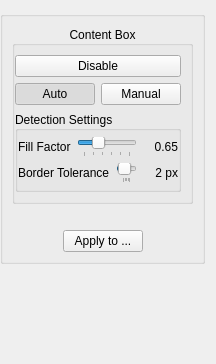
Before: the Qt Designer form src/core/filters/select_content/OptionsWidget.ui in abandoned-industries/scantailor-spectre, drawn with Qt 5.
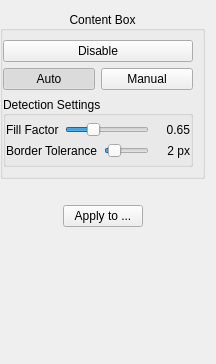
After: the same form once the commit is applied. Custom widgets are drawn as their Qt base class.

Patch:
```diff
--- a/src/core/filters/select_content/OptionsWidget.ui
+++ b/src/core/filters/select_content/OptionsWidget.ui
@@ -18,12 +18,6 @@
     <number>0</number>
    </property>
    <item>
-    <widget class="QGroupBox" name="groupBox">
-     <property name="title">
-      <string/>
-     </property>
-     <layout class="QVBoxLayout" name="verticalLayout">
-      <item>
        <widget class="CollapsibleGroupBox" name="contentBoxGroup">
         <property name="title">
          <string>Content Box</string>
@@ -128,7 +122,7 @@
                  <enum>Qt::Horizontal</enum>
                 </property>
                 <property name="tickPosition">
-                 <enum>QSlider::TicksBelow</enum>
+                 <enum>QSlider::NoTicks</enum>
                 </property>
                 <property name="tickInterval">
                  <number>10</number>
@@ -180,7 +174,7 @@
                  <enum>Qt::Horizontal</enum>
                 </property>
                 <property name="tickPosition">
-                 <enum>QSlider::TicksBelow</enum>
+                 <enum>QSlider::NoTicks</enum>
                 </property>
                 <property name="tickInterval">
                  <number>5</number>
@@ -257,9 +251,6 @@
          </spacer>
         </item>
        </layout>
-      </item>
-     </layout>
-    </widget>
    </item>
    <item>
     <spacer name="verticalSpacer">
```
